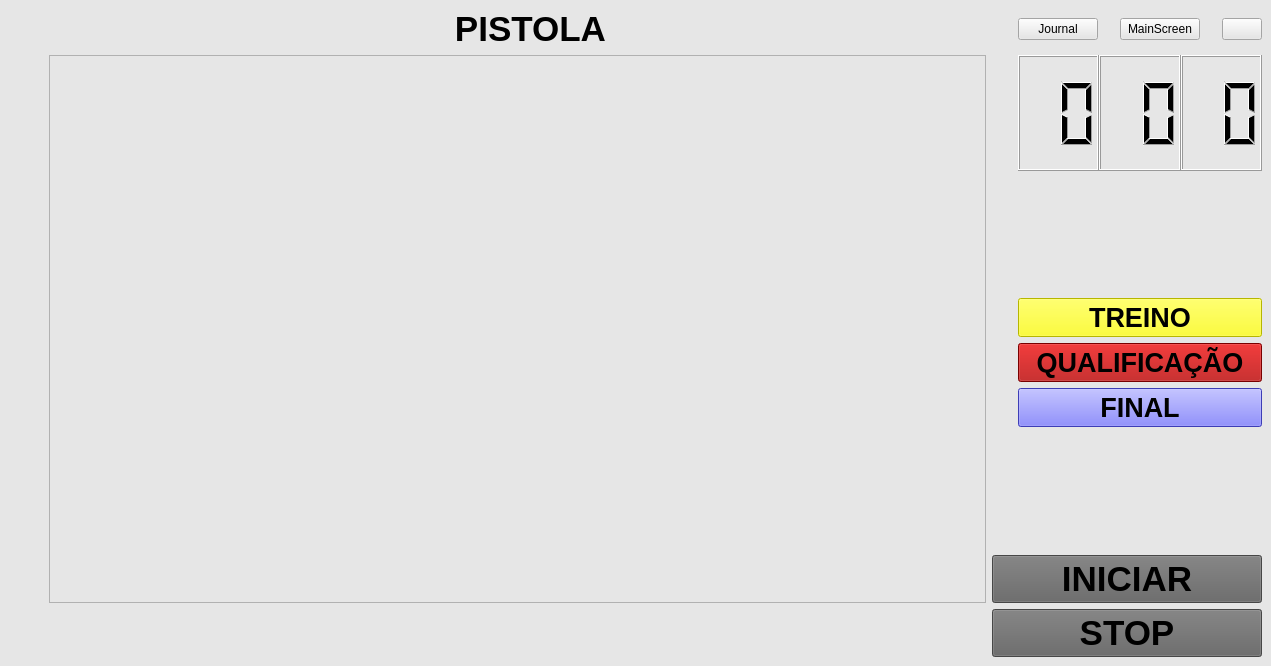
First picture: the form in central_pc/gui/pistolwindow.ui, repository xBogas/ES-SACA, before the edit.
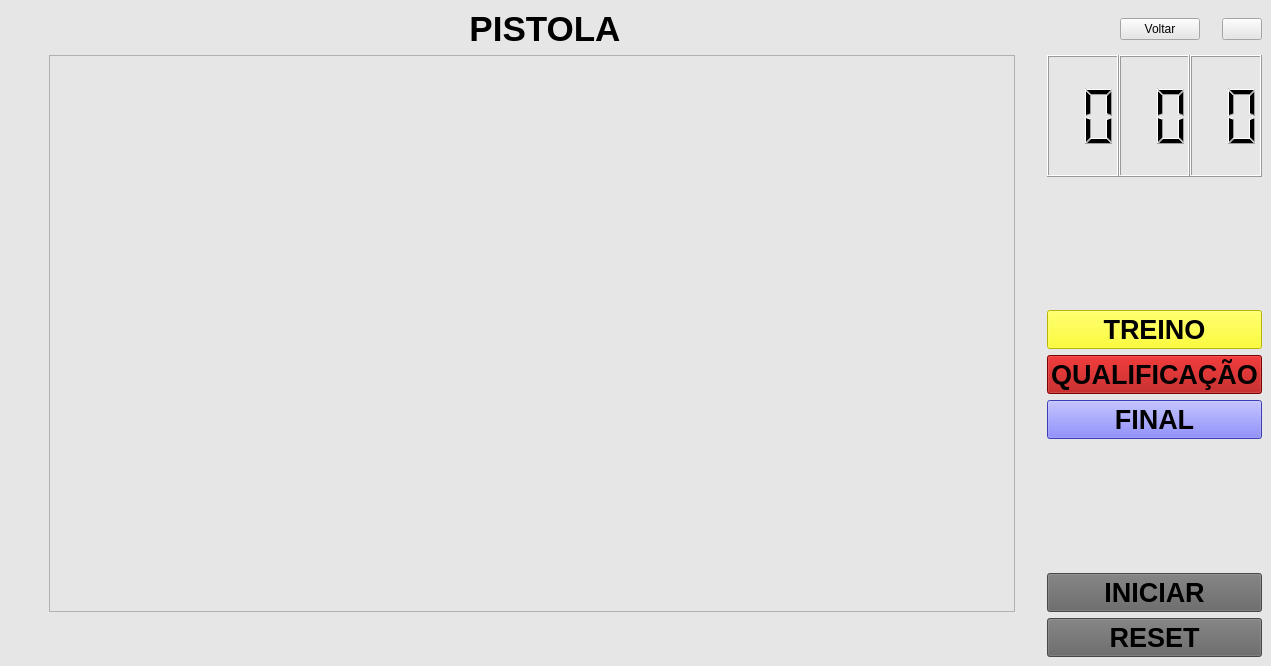
Second picture: the form after the edit. Icons and pictures are not drawn.

```diff
--- a/central_pc/gui/pistolwindow.ui
+++ b/central_pc/gui/pistolwindow.ui
@@ -21,39 +21,7 @@
   </property>
   <widget class="QWidget" name="centralwidget">
    <layout class="QGridLayout" name="gridLayout">
-    <item row="4" column="3" colspan="5">
-     <widget class="QPushButton" name="MatchButton">
-      <property name="font">
-       <font>
-        <pointsize>20</pointsize>
-        <bold>true</bold>
-       </font>
-      </property>
-      <property name="styleSheet">
-       <string notr="true">background-color: rgb(170, 0, 0);</string>
-      </property>
-      <property name="text">
-       <string>QUALIFICAÇÃO</string>
-      </property>
-     </widget>
-    </item>
-    <item row="5" column="3" colspan="5">
-     <widget class="QPushButton" name="FinalButton">
-      <property name="font">
-       <font>
-        <pointsize>20</pointsize>
-        <bold>true</bold>
-       </font>
-      </property>
-      <property name="styleSheet">
-       <string notr="true">background-color: rgb(85, 85, 255);</string>
-      </property>
-      <property name="text">
-       <string>FINAL</string>
-      </property>
-     </widget>
-    </item>
-    <item row="0" column="7">
+    <item row="0" column="9">
      <widget class="QPushButton" name="ExitButton">
       <property name="sizePolicy">
        <sizepolicy hsizetype="Fixed" vsizetype="Fixed">
@@ -70,8 +38,56 @@
       </property>
      </widget>
     </item>
-    <item row="3" column="3" colspan="5">
-     <widget class="QPushButton" name="PracticeButton">
+    <item row="1" column="2">
+     <spacer name="horizontalSpacer_2">
+      <property name="orientation">
+       <enum>Qt::Horizontal</enum>
+      </property>
+      <property name="sizeType">
+       <enum>QSizePolicy::Minimum</enum>
+      </property>
+      <property name="sizeHint" stdset="0">
+       <size>
+        <width>20</width>
+        <height>20</height>
+       </size>
+      </property>
+     </spacer>
+    </item>
+    <item row="0" column="8">
+     <spacer name="horizontalSpacer_4">
+      <property name="orientation">
+       <enum>Qt::Horizontal</enum>
+      </property>
+      <property name="sizeType">
+       <enum>QSizePolicy::Minimum</enum>
+      </property>
+      <property name="sizeHint" stdset="0">
+       <size>
+        <width>10</width>
+        <height>20</height>
+       </size>
+      </property>
+     </spacer>
+    </item>
+    <item row="0" column="1" colspan="2">
+     <widget class="QLabel" name="label_6">
+      <property name="font">
+       <font>
+        <pointsize>26</pointsize>
+        <bold>true</bold>
+       </font>
+      </property>
+      <property name="text">
+       <string>PISTOLA</string>
+      </property>
+      <property name="alignment">
+       <set>Qt::AlignCenter</set>
+      </property>
+     </widget>
+    </item>
+    <item row="4" column="3" colspan="7">
+     <widget class="QPushButton" name="MatchButton">
       <property name="font">
        <font>
         <pointsize>20</pointsize>
@@ -79,17 +95,10 @@
        </font>
       </property>
       <property name="styleSheet">
-       <string notr="true">background-color: rgb(255, 255, 0);</string>
+       <string notr="true">background-color: rgb(170, 0, 0);</string>
       </property>
       <property name="text">
-       <string>TREINO</string>
-      </property>
-     </widget>
-    </item>
-    <item row="0" column="5">
-     <widget class="QPushButton" name="MainButton">
-      <property name="text">
-       <string>MainScreen</string>
+       <string>QUALIFICAÇÃO</string>
       </property>
      </widget>
     </item>
@@ -125,14 +134,55 @@
       </property>
      </spacer>
     </item>
-    <item row="0" column="3">
-     <widget class="QPushButton" name="JournalButton">
+    <item row="6" column="3">
+     <spacer name="verticalSpacer">
+      <property name="orientation">
+       <enum>Qt::Vertical</enum>
+      </property>
+      <property name="sizeType">
+       <enum>QSizePolicy::Minimum</enum>
+      </property>
+      <property name="sizeHint" stdset="0">
+       <size>
+        <width>20</width>
+        <height>40</height>
+       </size>
+      </property>
+     </spacer>
+    </item>
+    <item row="3" column="3" colspan="7">
+     <widget class="QPushButton" name="PracticeButton">
+      <property name="font">
+       <font>
+        <pointsize>20</pointsize>
+        <bold>true</bold>
+       </font>
+      </property>
+      <property name="styleSheet">
+       <string notr="true">background-color: rgb(255, 255, 0);</string>
+      </property>
       <property name="text">
-       <string>Journal</string>
+       <string>TREINO</string>
       </property>
      </widget>
     </item>
-    <item row="1" column="3" colspan="5">
+    <item row="5" column="3" colspan="7">
+     <widget class="QPushButton" name="FinalButton">
+      <property name="font">
+       <font>
+        <pointsize>20</pointsize>
+        <bold>true</bold>
+       </font>
+      </property>
+      <property name="styleSheet">
+       <string notr="true">background-color: rgb(85, 85, 255);</string>
+      </property>
+      <property name="text">
+       <string>FINAL</string>
+      </property>
+     </widget>
+    </item>
+    <item row="1" column="3" colspan="7">
      <layout class="QHBoxLayout" name="horizontalLayout">
       <property name="spacing">
        <number>0</number>
@@ -175,94 +225,21 @@
       </item>
      </layout>
     </item>
-    <item row="0" column="1" colspan="2">
-     <widget class="QLabel" name="label_6">
-      <property name="font">
-       <font>
-        <pointsize>26</pointsize>
-        <bold>true</bold>
-       </font>
-      </property>
-      <property name="text">
-       <string>PISTOLA</string>
-      </property>
-      <property name="alignment">
-       <set>Qt::AlignCenter</set>
-      </property>
-     </widget>
-    </item>
-    <item row="1" column="2">
-     <spacer name="horizontalSpacer_2">
-      <property name="orientation">
-       <enum>Qt::Horizontal</enum>
-      </property>
-      <property name="sizeType">
-       <enum>QSizePolicy::Minimum</enum>
-      </property>
-      <property name="sizeHint" stdset="0">
-       <size>
-        <width>20</width>
-        <height>20</height>
-       </size>
-      </property>
-     </spacer>
-    </item>
-    <item row="0" column="4">
-     <spacer name="horizontalSpacer_3">
-      <property name="orientation">
-       <enum>Qt::Horizontal</enum>
-      </property>
-      <property name="sizeType">
-       <enum>QSizePolicy::Minimum</enum>
-      </property>
-      <property name="sizeHint" stdset="0">
-       <size>
-        <width>10</width>
-        <height>20</height>
-       </size>
-      </property>
-     </spacer>
-    </item>
     <item row="1" column="1" rowspan="7">
      <widget class="QTableWidget" name="tableWidget"/>
     </item>
-    <item row="6" column="3">
-     <spacer name="verticalSpacer">
-      <property name="orientation">
-       <enum>Qt::Vertical</enum>
+    <item row="0" column="7">
+     <widget class="QPushButton" name="backButton">
+      <property name="text">
+       <string>Voltar</string>
       </property>
-      <property name="sizeType">
-       <enum>QSizePolicy::Minimum</enum>
-      </property>
-      <property name="sizeHint" stdset="0">
-       <size>
-        <width>20</width>
-        <height>40</height>
-       </size>
-      </property>
-     </spacer>
+     </widget>
     </item>
-    <item row="0" column="6">
-     <spacer name="horizontalSpacer_4">
-      <property name="orientation">
-       <enum>Qt::Horizontal</enum>
-      </property>
-      <property name="sizeType">
-       <enum>QSizePolicy::Minimum</enum>
-      </property>
-      <property name="sizeHint" stdset="0">
-       <size>
-        <width>10</width>
-        <height>20</height>
-       </size>
-      </property>
-     </spacer>
-    </item>
-    <item row="7" column="2" colspan="6">
+    <item row="7" column="3" colspan="7">
      <widget class="QPushButton" name="StartButton">
       <property name="font">
        <font>
-        <pointsize>26</pointsize>
+        <pointsize>20</pointsize>
         <bold>true</bold>
        </font>
       </property>
@@ -274,8 +251,8 @@
       </property>
      </widget>
     </item>
-    <item row="8" column="2" colspan="6">
-     <widget class="QPushButton" name="stopButton">
+    <item row="8" column="3" colspan="7">
+     <widget class="QPushButton" name="switchButton">
       <property name="sizePolicy">
        <sizepolicy hsizetype="Minimum" vsizetype="Fixed">
         <horstretch>0</horstretch>
@@ -284,7 +261,7 @@
       </property>
       <property name="font">
        <font>
-        <pointsize>26</pointsize>
+        <pointsize>20</pointsize>
         <bold>true</bold>
        </font>
       </property>
@@ -292,7 +269,7 @@
        <string notr="true">background-color: rgb(100, 100, 100);</string>
       </property>
       <property name="text">
-       <string>STOP</string>
+       <string>RESET</string>
       </property>
      </widget>
     </item>
```
